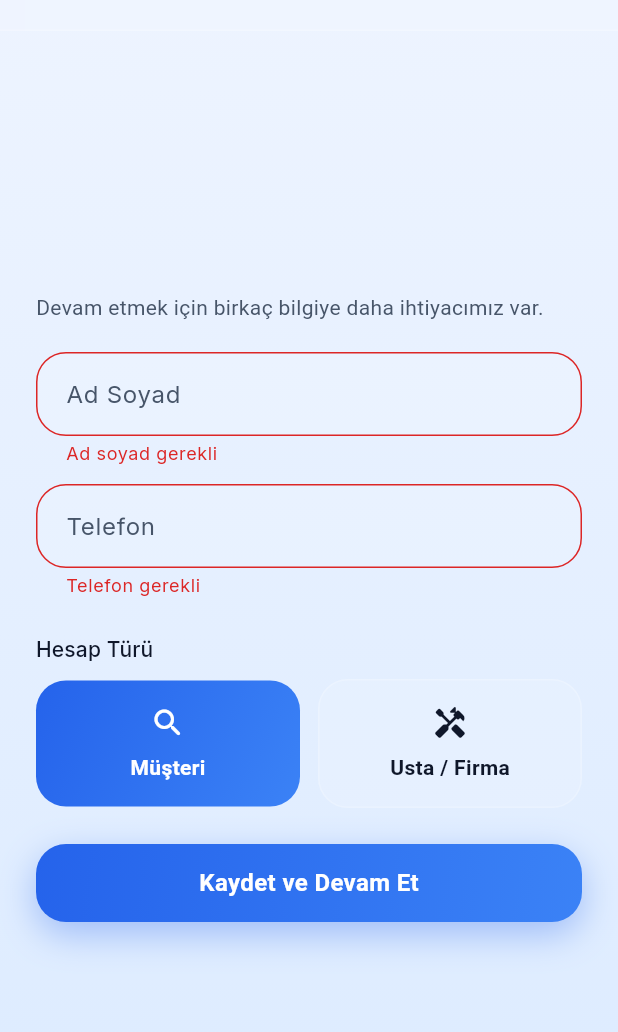
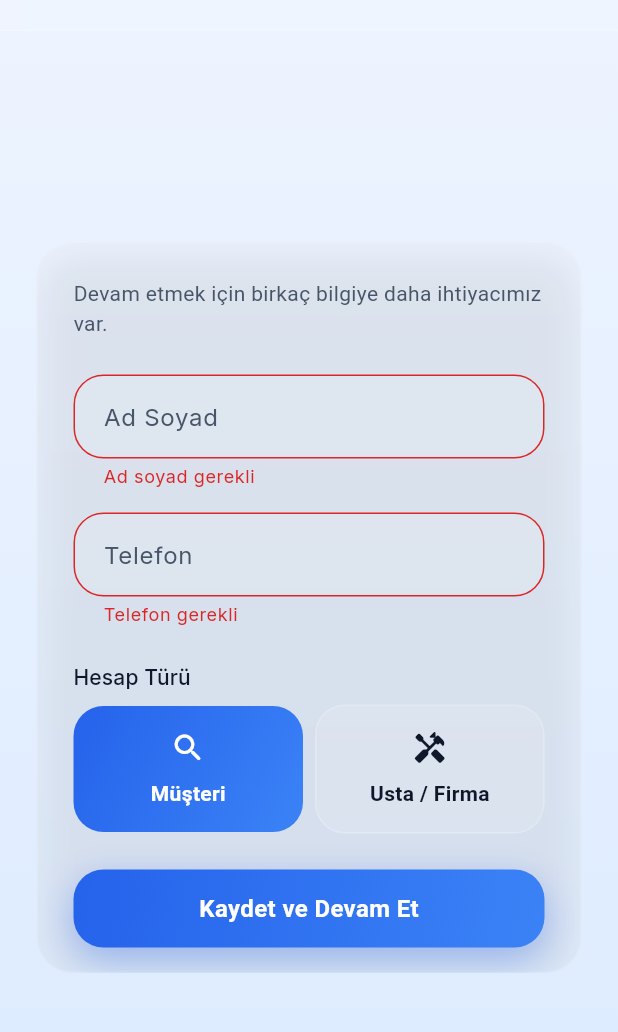
Before and after one commit to ercinnn/usta_didim, a Flutter app: the CompleteProfileScreen screen opened directly, after a tap on "Kaydet ve Devam Et", on a phone screen of 412 x 824 dp, the part 53-1085 px from its top. Run offline on Flutter 3.47's test engine with Material 3 defaults, Android fonts, the phone set to English and light mode, and no system bars; our stand-ins replace firebase_core, firebase_messaging, flutter_riverpod, google_fonts, image_picker, supabase_flutter; accounts and stored records are empty.

Commit message:
Polish complete-profile screen for a more professional look
Raw exception text was shown directly in a plain SnackBar; replaced
with a floating error snackbar matching login/sign-up. Added
re-entrancy guards, field disabling + autofill/focus chaining during
submit, and rebased spacing onto GlassSpacing tokens with the form
wrapped in a glass card for visual parity with the other auth screens.

Co-Authored-By: Claude Sonnet 5 <noreply@anthropic.com>

```diff
--- a/lib/features/profile/presentation/complete_profile_screen.dart
+++ b/lib/features/profile/presentation/complete_profile_screen.dart
@@ -1,8 +1,11 @@
 import 'package:flutter/material.dart';
 import 'package:flutter_riverpod/flutter_riverpod.dart';
 
+import '../../../core/theme/glass_colors.dart';
+import '../../../core/theme/glass_spacing.dart';
 import '../../../core/widgets/glass_app_bar.dart';
 import '../../../core/widgets/glass_button.dart';
+import '../../../core/widgets/glass_container.dart';
 import '../../../core/widgets/glass_text_field.dart';
 import '../../../core/widgets/responsive_scaffold.dart';
 import '../../../core/widgets/role_card.dart';
@@ -42,6 +45,7 @@ class _CompleteProfileScreenState extends ConsumerState<CompleteProfileScreen> {
   }
 
   Future<void> _submit() async {
+    if (_isLoading) return;
     if (!_formKey.currentState!.validate()) return;
     setState(() => _isLoading = true);
     try {
@@ -54,11 +58,23 @@ class _CompleteProfileScreenState extends ConsumerState<CompleteProfileScreen> {
           );
       ref.invalidate(currentProfileProvider);
     } catch (e) {
-      if (!mounted) return;
-      ScaffoldMessenger.of(context).showSnackBar(SnackBar(content: Text('$e')));
+      _showError('Bir hata oluştu: $e');
     } finally {
       if (mounted) setState(() => _isLoading = false);
     }
+  }
+
+  void _showError(String message) {
+    if (!mounted) return;
+    ScaffoldMessenger.of(context)
+      ..hideCurrentSnackBar()
+      ..showSnackBar(
+        SnackBar(
+          content: Text(message),
+          backgroundColor: GlassColors.error,
+          behavior: SnackBarBehavior.floating,
+        ),
+      );
   }
 
   @override
@@ -67,9 +83,19 @@ class _CompleteProfileScreenState extends ConsumerState<CompleteProfileScreen> {
       appBar: const GlassAppBar(title: Text('Profili Tamamla')),
       body: Center(
         child: SingleChildScrollView(
-          padding: const EdgeInsets.all(24),
+          padding: const EdgeInsets.symmetric(
+            horizontal: GlassSpacing.lg,
+            vertical: GlassSpacing.xl,
+          ),
           child: ConstrainedBox(
             constraints: const BoxConstraints(maxWidth: 420),
+            child: GlassContainer(
+              padding: const EdgeInsets.fromLTRB(
+                GlassSpacing.lg,
+                GlassSpacing.lg,
+                GlassSpacing.lg,
+                GlassSpacing.md,
+              ),
               child: Form(
                 key: _formKey,
                 child: Column(
@@ -80,27 +106,41 @@ class _CompleteProfileScreenState extends ConsumerState<CompleteProfileScreen> {
                       'Devam etmek için birkaç bilgiye daha ihtiyacımız var.',
                       style: Theme.of(context).textTheme.bodyMedium,
                     ),
-                  const SizedBox(height: 20),
+                    const SizedBox(height: GlassSpacing.lg),
                     GlassTextField(
                       controller: _fullNameController,
                       labelText: 'Ad Soyad',
-                    validator: (value) =>
-                        (value == null || value.isEmpty) ? 'Ad soyad gerekli' : null,
+                      enabled: !_isLoading,
+                      textInputAction: TextInputAction.next,
+                      autofillHints: const [AutofillHints.name],
+                      onFieldSubmitted: (_) =>
+                          FocusScope.of(context).nextFocus(),
+                      validator: (value) => (value == null || value.isEmpty)
+                          ? 'Ad soyad gerekli'
+                          : null,
                     ),
-                  const SizedBox(height: 12),
+                    const SizedBox(height: GlassSpacing.md),
                     GlassTextField(
                       controller: _phoneController,
                       keyboardType: TextInputType.phone,
                       labelText: 'Telefon',
-                    validator: (value) =>
-                        (value == null || value.isEmpty) ? 'Telefon gerekli' : null,
+                      enabled: !_isLoading,
+                      textInputAction: TextInputAction.done,
+                      autofillHints: const [AutofillHints.telephoneNumber],
+                      onFieldSubmitted: (_) => _submit(),
+                      validator: (value) => (value == null || value.isEmpty)
+                          ? 'Telefon gerekli'
+                          : null,
                     ),
-                  const SizedBox(height: 24),
-                  Text(
+                    const SizedBox(height: GlassSpacing.lg),
+                    Semantics(
+                      header: true,
+                      child: Text(
                         'Hesap Türü',
                         style: Theme.of(context).textTheme.titleSmall,
                       ),
-                  const SizedBox(height: 10),
+                    ),
+                    const SizedBox(height: GlassSpacing.sm),
                     Row(
                       children: [
                         Expanded(
@@ -108,21 +148,27 @@ class _CompleteProfileScreenState extends ConsumerState<CompleteProfileScreen> {
                             label: 'Müşteri',
                             icon: Icons.search_rounded,
                             selected: _role == AppRole.customer,
-                          onTap: () => setState(() => _role = AppRole.customer),
+                            onTap: () {
+                              if (_isLoading) return;
+                              setState(() => _role = AppRole.customer);
+                            },
                           ),
                         ),
-                      const SizedBox(width: 12),
+                        const SizedBox(width: GlassSpacing.sm),
                         Expanded(
                           child: RoleCard(
                             label: 'Usta / Firma',
                             icon: Icons.handyman_rounded,
                             selected: _role == AppRole.provider,
-                          onTap: () => setState(() => _role = AppRole.provider),
+                            onTap: () {
+                              if (_isLoading) return;
+                              setState(() => _role = AppRole.provider);
+                            },
                           ),
                         ),
                       ],
                     ),
-                  const SizedBox(height: 24),
+                    const SizedBox(height: GlassSpacing.lg),
                     GlassButton(
                       label: 'Kaydet ve Devam Et',
                       loading: _isLoading,
@@ -134,6 +180,7 @@ class _CompleteProfileScreenState extends ConsumerState<CompleteProfileScreen> {
             ),
           ),
         ),
+      ),
     );
   }
 }
```
Lines whose indentation alone changed are shown as unchanged.
